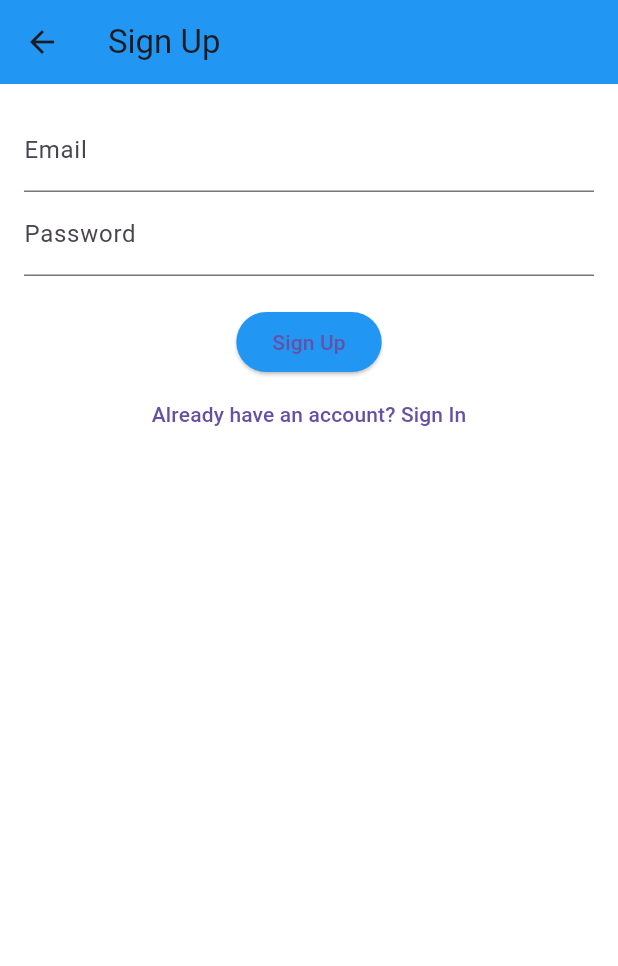
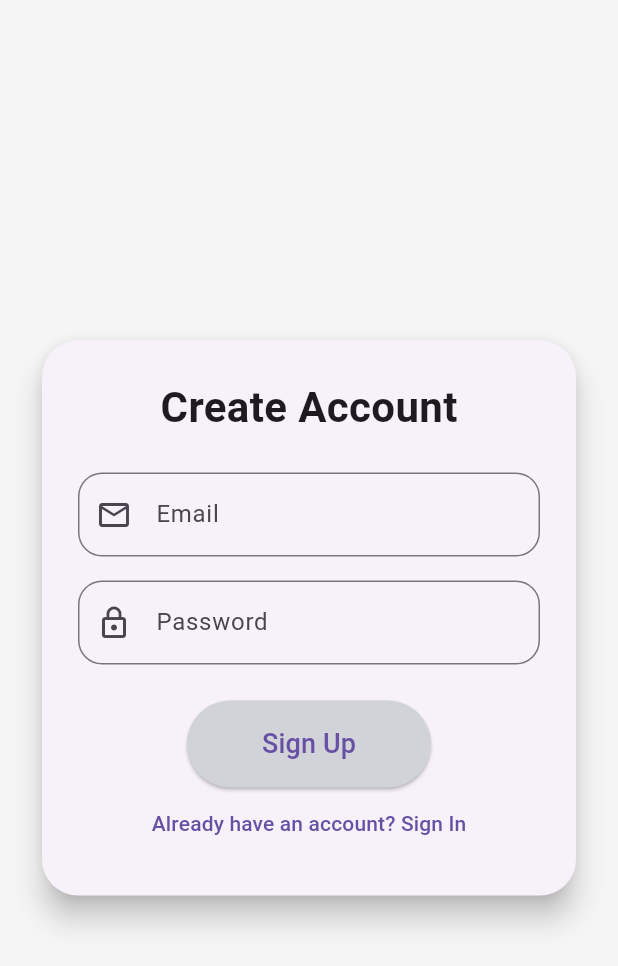
Before and after one commit to skullhsn/AI-Powered-Book-Recommendation, a Flutter app: the screen it shows after launch, after a tap on "Sign In", after a tap on "Don't have an account? Sign Up", on a phone screen of 412 x 824 dp. Shown: the top 966 px of the screen. Run offline on Flutter 3.47's test engine with Material 3 defaults, Android fonts, the phone set to English and light mode, and no system bars; our stand-ins replace cloud_firestore, firebase_auth, firebase_core; accounts and stored records are empty; network calls fail.

Commit message:
Updated UI for login/signup screen

```diff
--- a/lib/signin_screen.dart
+++ b/lib/signin_screen.dart
@@ -1,6 +1,5 @@
 import 'package:flutter/material.dart';
 import 'package:firebase_auth/firebase_auth.dart';
-import 'package:cloud_firestore/cloud_firestore.dart';
 
 class SignInScreen extends StatefulWidget {
   @override
@@ -19,14 +18,10 @@ class _SignInScreenState extends State<SignInScreen> {
             email: _emailController.text.trim(),
             password: _passwordController.text.trim(),
           );
-      // Log user data to debug potential type issues
-      print('Signed in user: ${userCredential.user?.toString()}');
-      // Navigate to home screen
       Navigator.pushReplacementNamed(context, '/home');
     } catch (e) {
       setState(() {
         _errorMessage = e.toString();
-        print('Sign-in error: $_errorMessage');
       });
     }
   }
@@ -34,31 +29,84 @@ class _SignInScreenState extends State<SignInScreen> {
   @override
   Widget build(BuildContext context) {
     return Scaffold(
-      appBar: AppBar(title: Text('Sign In')),
-      body: Padding(
-        padding: EdgeInsets.all(16.0),
+      backgroundColor: Colors.grey[100],
+      body: Center(
+        child: SingleChildScrollView(
+          child: Padding(
+            padding: const EdgeInsets.all(24.0),
+            child: Card(
+              elevation: 8,
+              shape: RoundedRectangleBorder(
+                borderRadius: BorderRadius.circular(24),
+              ),
+              child: Padding(
+                padding: const EdgeInsets.all(24.0),
                 child: Column(
+                  mainAxisSize: MainAxisSize.min,
                   children: [
+                    Text(
+                      "Login",
+                      style: TextStyle(
+                        fontSize: 28,
+                        fontWeight: FontWeight.bold,
+                      ),
+                    ),
+                    SizedBox(height: 24),
                     TextField(
                       controller: _emailController,
-              decoration: InputDecoration(labelText: 'Email'),
+                      decoration: InputDecoration(
+                        hintText: 'Email',
+                        prefixIcon: Icon(Icons.email),
+                        border: OutlineInputBorder(
+                          borderRadius: BorderRadius.circular(16),
                         ),
+                      ),
+                    ),
+                    SizedBox(height: 16),
                     TextField(
                       controller: _passwordController,
-              decoration: InputDecoration(labelText: 'Password'),
                       obscureText: true,
+                      decoration: InputDecoration(
+                        hintText: 'Password',
+                        prefixIcon: Icon(Icons.lock),
+                        border: OutlineInputBorder(
+                          borderRadius: BorderRadius.circular(16),
                         ),
-            if (_errorMessage != null)
+                      ),
+                    ),
+                    if (_errorMessage != null) ...[
+                      SizedBox(height: 12),
                       Text(_errorMessage!, style: TextStyle(color: Colors.red)),
-            SizedBox(height: 20),
-            ElevatedButton(onPressed: _signIn, child: Text('Sign In')),
+                    ],
+                    SizedBox(height: 24),
+                    ElevatedButton(
+                      onPressed: _signIn,
+                      style: ElevatedButton.styleFrom(
+                        padding: EdgeInsets.symmetric(
+                          horizontal: 50,
+                          vertical: 16,
+                        ),
+                        shape: RoundedRectangleBorder(
+                          borderRadius: BorderRadius.circular(30),
+                        ),
+                        backgroundColor: const Color.fromARGB(
+                          255,
+                          240,
+                          241,
+                          243,
+                        ),
+                      ),
+                      child: Text('Sign In', style: TextStyle(fontSize: 18)),
+                    ),
                     TextButton(
-              onPressed: () {
-                Navigator.pushNamed(context, '/signup');
-              },
-              child: Text('Don\'t have an account? Sign Up'),
+                      onPressed: () => Navigator.pushNamed(context, '/signup'),
+                      child: Text("Don't have an account? Sign Up"),
                     ),
                   ],
+                ),
+              ),
+            ),
+          ),
         ),
       ),
     );
--- a/lib/signup_screen.dart
+++ b/lib/signup_screen.dart
@@ -19,9 +19,6 @@ class _SignUpScreenState extends State<SignUpScreen> {
             email: _emailController.text.trim(),
             password: _passwordController.text.trim(),
           );
-      // Log user data to debug potential type issues
-      print('Signed up user: ${userCredential.user?.toString()}');
-      // Initialize user data in Firestore
       await FirebaseFirestore.instance
           .collection('users')
           .doc(userCredential.user!.uid)
@@ -31,12 +28,10 @@ class _SignUpScreenState extends State<SignUpScreen> {
             'notifications': true,
             'darkMode': false,
           }, SetOptions(merge: true));
-      // Navigate to home screen
       Navigator.pushReplacementNamed(context, '/home');
     } catch (e) {
       setState(() {
         _errorMessage = e.toString();
-        print('Sign-up error: $_errorMessage');
       });
     }
   }
@@ -44,31 +39,84 @@ class _SignUpScreenState extends State<SignUpScreen> {
   @override
   Widget build(BuildContext context) {
     return Scaffold(
-      appBar: AppBar(title: Text('Sign Up')),
-      body: Padding(
-        padding: EdgeInsets.all(16.0),
+      backgroundColor: Colors.grey[100],
+      body: Center(
+        child: SingleChildScrollView(
+          child: Padding(
+            padding: const EdgeInsets.all(24.0),
+            child: Card(
+              elevation: 8,
+              shape: RoundedRectangleBorder(
+                borderRadius: BorderRadius.circular(24),
+              ),
+              child: Padding(
+                padding: const EdgeInsets.all(24.0),
                 child: Column(
+                  mainAxisSize: MainAxisSize.min,
                   children: [
+                    Text(
+                      "Create Account",
+                      style: TextStyle(
+                        fontSize: 28,
+                        fontWeight: FontWeight.bold,
+                      ),
+                    ),
+                    SizedBox(height: 24),
                     TextField(
                       controller: _emailController,
-              decoration: InputDecoration(labelText: 'Email'),
+                      decoration: InputDecoration(
+                        hintText: 'Email',
+                        prefixIcon: Icon(Icons.email_outlined),
+                        border: OutlineInputBorder(
+                          borderRadius: BorderRadius.circular(16),
                         ),
+                      ),
+                    ),
+                    SizedBox(height: 16),
                     TextField(
                       controller: _passwordController,
-              decoration: InputDecoration(labelText: 'Password'),
                       obscureText: true,
+                      decoration: InputDecoration(
+                        hintText: 'Password',
+                        prefixIcon: Icon(Icons.lock_outline),
+                        border: OutlineInputBorder(
+                          borderRadius: BorderRadius.circular(16),
                         ),
-            if (_errorMessage != null)
+                      ),
+                    ),
+                    if (_errorMessage != null) ...[
+                      SizedBox(height: 12),
                       Text(_errorMessage!, style: TextStyle(color: Colors.red)),
-            SizedBox(height: 20),
-            ElevatedButton(onPressed: _signUp, child: Text('Sign Up')),
+                    ],
+                    SizedBox(height: 24),
+                    ElevatedButton(
+                      onPressed: _signUp,
+                      style: ElevatedButton.styleFrom(
+                        padding: EdgeInsets.symmetric(
+                          horizontal: 50,
+                          vertical: 16,
+                        ),
+                        shape: RoundedRectangleBorder(
+                          borderRadius: BorderRadius.circular(30),
+                        ),
+                        backgroundColor: const Color.fromARGB(
+                          255,
+                          210,
+                          211,
+                          216,
+                        ),
+                      ),
+                      child: Text('Sign Up', style: TextStyle(fontSize: 18)),
+                    ),
                     TextButton(
-              onPressed: () {
-                Navigator.pushNamed(context, '/signin');
-              },
-              child: Text('Already have an account? Sign In'),
+                      onPressed: () => Navigator.pushNamed(context, '/signin'),
+                      child: Text("Already have an account? Sign In"),
                     ),
                   ],
+                ),
+              ),
+            ),
+          ),
         ),
       ),
     );
```
Lines whose indentation alone changed are shown as unchanged.
